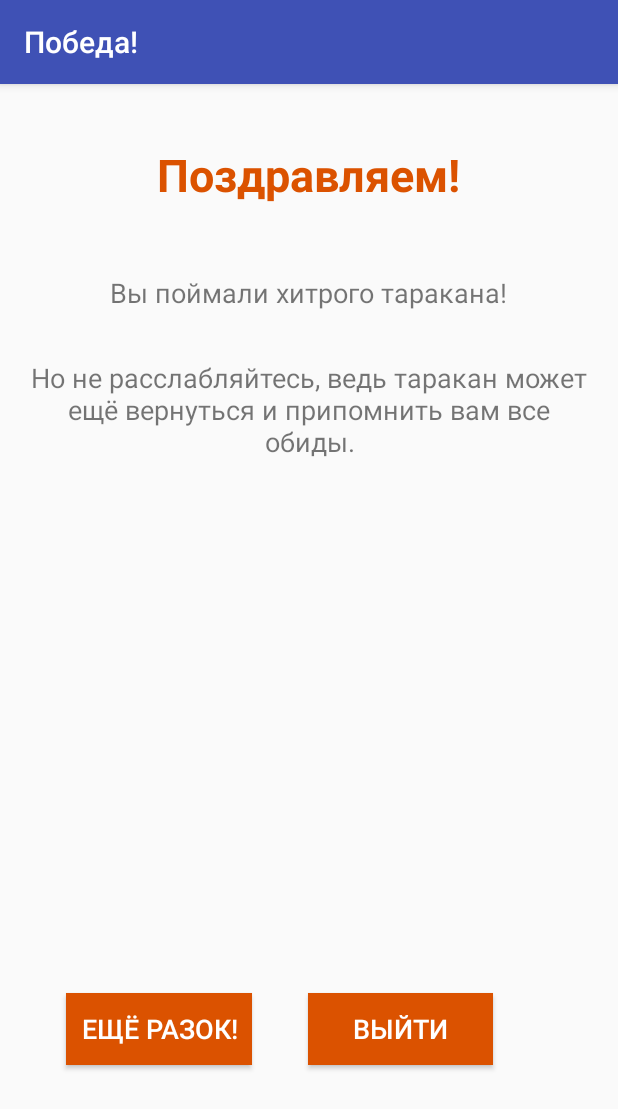
After one commit to GonHunch/tarakan, an Android app: the WinActivity screen opened directly, with no data from a screen before it, on a phone screen of 412 x 824 dp. The commit adds this screen. Shown: the top 1109 px of the screen. Run offline under Robolectric (Android 15) with nearby library versions, the phone set to English and light mode, and no system bars.

```diff
--- /dev/null
+++ b/app/src/main/java/com/goncharov/anton/tarakan/WinActivity.java
@@ -0,0 +1,38 @@
+package com.goncharov.anton.tarakan;
+
+import android.content.Intent;
+import android.content.pm.ActivityInfo;
+import android.support.v7.app.AppCompatActivity;
+import android.os.Bundle;
+import android.view.View;
+import android.widget.Button;
+
+public class WinActivity extends AppCompatActivity {
+
+    @Override
+    protected void onCreate(Bundle savedInstanceState) {
+        super.onCreate(savedInstanceState);
+        setContentView(R.layout.activity_win);
+
+        //Запрещаем переворачивание экрана
+        setRequestedOrientation(ActivityInfo.SCREEN_ORIENTATION_PORTRAIT);
+
+        Button againButton = (Button)findViewById(R.id.buttonAgainWin);
+        againButton.setOnClickListener(new View.OnClickListener(){
+            public void onClick(View view) {
+                //Создаём Intent для перехода на другую активность
+                Intent intent = new Intent(WinActivity.this, KitchenActivity.class);
+                startActivity(intent);
+            }
+        });
+
+        Button exitButton = (Button)findViewById(R.id.buttonExitWin);
+        exitButton.setOnClickListener(new View.OnClickListener(){
+            public void onClick(View view) {
+                //Создаём Intent для перехода на другую активность
+                Intent intent = new Intent(WinActivity.this, MainActivity.class);
+                startActivity(intent);
+            }
+        });
+    }
+}
--- /dev/null
+++ b/app/src/main/res/layout/activity_win.xml
@@ -0,0 +1,85 @@
+<?xml version="1.0" encoding="utf-8"?>
+<RelativeLayout xmlns:android="http://schemas.android.com/apk/res/android"
+    xmlns:app="http://schemas.android.com/apk/res-auto"
+    xmlns:tools="http://schemas.android.com/tools"
+    android:layout_width="match_parent"
+    android:layout_height="match_parent"
+    tools:context="com.goncharov.anton.tarakan.WinActivity">
+
+    <TextView
+        android:id="@+id/textView8"
+        android:layout_width="wrap_content"
+        android:layout_height="wrap_content"
+        android:layout_alignParentTop="true"
+        android:layout_centerHorizontal="true"
+        android:paddingTop="40dp"
+        android:text="@string/win_description1"
+        android:textAlignment="center"
+        android:textColor="@color/main_color_tarakan"
+        android:textSize="30sp"
+        android:textStyle="bold"
+        tools:layout_editor_absoluteX="162dp"
+        tools:layout_editor_absoluteY="68dp" />
+
+    <TextView
+        android:id="@+id/textView9"
+        android:layout_width="wrap_content"
+        android:layout_height="wrap_content"
+        android:layout_below="@+id/textView8"
+        android:layout_centerHorizontal="true"
+        android:layout_margin="16dp"
+        android:paddingTop="30dp"
+        android:text="@string/win_description2"
+        android:textAlignment="center"
+        android:textSize="18sp"
+        tools:layout_editor_absoluteX="162dp"
+        tools:layout_editor_absoluteY="137dp" />
+
+    <Button
+        android:id="@+id/buttonAgainWin"
+        android:layout_width="wrap_content"
+        android:layout_height="wrap_content"
+        android:layout_marginBottom="114dp"
+        android:background="@color/main_color_tarakan"
+        android:paddingLeft="10dp"
+        android:paddingRight="10dp"
+        android:text="@string/win_button_1"
+        android:textColor="@android:color/background_light"
+        android:textSize="18sp"
+        tools:layout_editor_absoluteX="61dp"
+        tools:layout_editor_absoluteY="324dp"
+        android:layout_alignParentBottom="true"
+        android:layout_alignParentLeft="true"
+        android:layout_alignParentStart="true"
+        android:layout_marginLeft="44dp"
+        android:layout_marginStart="44dp" />
+
+    <Button
+        android:id="@+id/buttonExitWin"
+        android:layout_width="wrap_content"
+        android:layout_height="wrap_content"
+        android:layout_alignBaseline="@+id/buttonAgainWin"
+        android:layout_alignBottom="@+id/buttonAgainWin"
+        android:layout_marginLeft="37dp"
+        android:layout_marginStart="37dp"
+        android:layout_toEndOf="@+id/buttonAgainWin"
+        android:layout_toRightOf="@+id/buttonAgainWin"
+        android:background="@color/main_color_tarakan"
+        android:paddingLeft="30dp"
+        android:paddingRight="30dp"
+        android:text="@string/win_button_2"
+        android:textColor="@android:color/background_light"
+        android:textSize="18sp" />
+
+    <TextView
+        android:id="@+id/textView10"
+        android:layout_width="wrap_content"
+        android:layout_height="wrap_content"
+        android:layout_below="@+id/textView9"
+        android:layout_centerHorizontal="true"
+        android:layout_margin="16dp"
+        android:text="@string/win_description3"
+        android:textAlignment="center"
+        android:textSize="18sp" />
+
+</RelativeLayout>
--- a/app/src/main/res/values/strings.xml
+++ b/app/src/main/res/values/strings.xml
@@ -2,11 +2,23 @@
     <string name="app_name">Tarakan</string>
     <string name="description_name">Правила игры</string>
     <string name="game_slogan">Поймай хитрого таракана</string>
-    <string name="game_description1">В вашей квартире поселился наглый и упрямый таракан.</string>
-    <string name="game_description2">Он бегает по комнатам и прячется по разным местам.</string>
-    <string name="game_description3">Ваша задача - найти его, нажимая на предметы, среди которых он может скрываться.</string>
-    <string name="game_description4">Таракан хитрый и проворный.</string>
+    <string name="game_description1">В вашей квартире поселился хитрый и наглый таракан.</string>
+    <string name="game_description2">Он бегает по комнатам и прячется по разным углам.</string>
+    <string name="game_description3">Ваша задача - найти его, кликая по клеткам, на которых он может скрываться.</string>
+    <string name="game_description4">Таракан проворный и коварный…</string>
     <string name="game_description5">У вас только 10 попыток, чтобы его обнаружить.</string>
     <string name="entry_button">Начать</string>
     <string name="description_button">Вперёд!</string>
+    <string name="game_over_name">Вы проиграли!</string>
+    <string name="game_over_description1">Не удалось</string>
+    <string name="game_over_description2">На этот раз, таракан оказался хитрее и ускользнул от вас.</string>
+    <string name="game_over_description3">Но не расстраивайтесь. В следующий раз, у вас всё получится!</string>
+    <string name="game_over_button_1">Ещё разок!</string>
+    <string name="game_over_button_2">Сдаюсь</string>
+    <string name="win_name">Победа!</string>
+    <string name="win_description1">Поздравляем!</string>
+    <string name="win_description2">Вы поймали хитрого таракана!</string>
+    <string name="win_description3">Но не расслабляйтесь, ведь таракан может ещё вернуться и припомнить вам все обиды.</string>
+    <string name="win_button_1">Ещё разок!</string>
+    <string name="win_button_2">Выйти</string>
 </resources>
```
Also changed, not shown: app/src/main/AndroidManifest.xml (+9 -1 lines), app/src/main/java/com/goncharov/anton/tarakan/GameOverActivity.java (added, +38 -0 lines), app/src/main/java/com/goncharov/anton/tarakan/KitchenActivity.java (+14 -2 lines), app/src/main/res/layout/activity_description.xml (+10 -10 lines), app/src/main/res/layout/activity_game_over.xml (added, +79 -0 lines).
